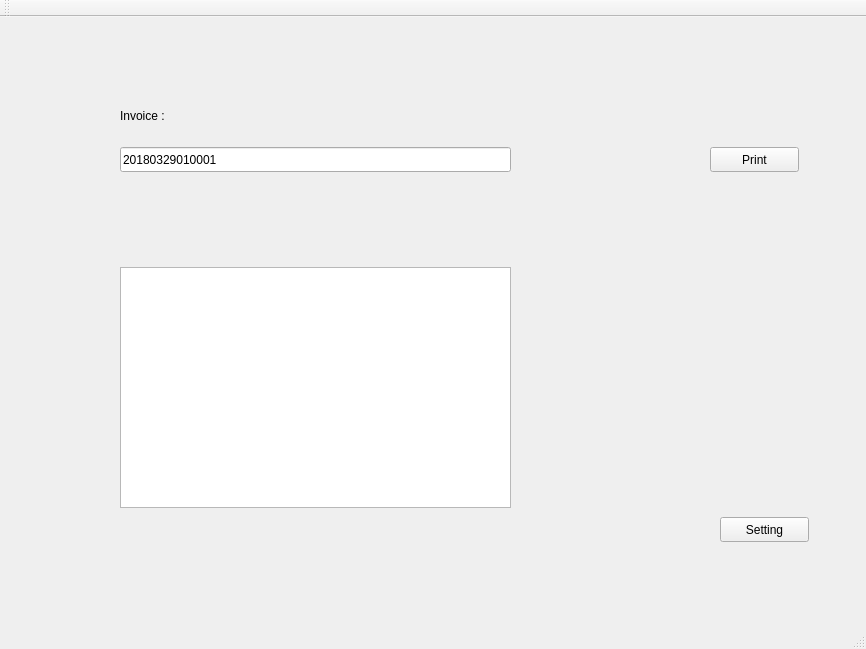
The window that QtPrinter/mainwindow.ui (echo95200/QtWorkSpace) describes before a commit, drawn with Qt 5.
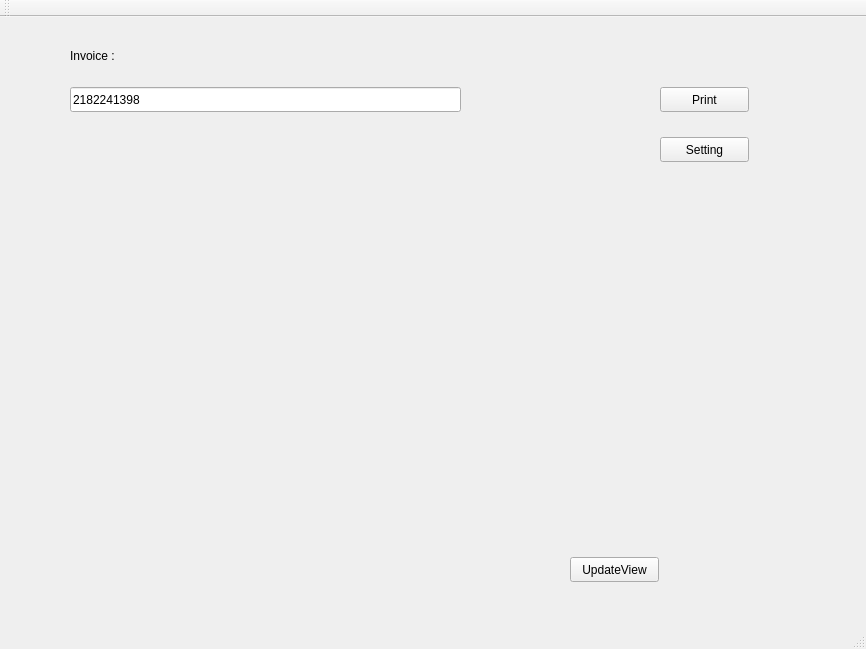
The same window after the commit.

```diff
--- a/QtPrinter/mainwindow.ui
+++ b/QtPrinter/mainwindow.ui
@@ -17,21 +17,21 @@
    <widget class="QLineEdit" name="lineEditFacture">
     <property name="geometry">
      <rect>
-      <x>120</x>
-      <y>130</y>
+      <x>70</x>
+      <y>70</y>
       <width>391</width>
       <height>25</height>
      </rect>
     </property>
     <property name="text">
-     <string>20180329010001</string>
+     <string>2182241398</string>
     </property>
    </widget>
    <widget class="QLabel" name="label">
     <property name="geometry">
      <rect>
-      <x>120</x>
-      <y>90</y>
+      <x>70</x>
+      <y>30</y>
       <width>67</width>
       <height>17</height>
      </rect>
@@ -43,8 +43,8 @@
    <widget class="QPushButton" name="pushButtonPrint">
     <property name="geometry">
      <rect>
-      <x>710</x>
-      <y>130</y>
+      <x>660</x>
+      <y>70</y>
       <width>89</width>
       <height>25</height>
      </rect>
@@ -56,8 +56,8 @@
    <widget class="QPushButton" name="pushButtonSetting">
     <property name="geometry">
      <rect>
-      <x>720</x>
-      <y>500</y>
+      <x>660</x>
+      <y>120</y>
       <width>89</width>
       <height>25</height>
      </rect>
@@ -66,13 +66,26 @@
      <string>Setting</string>
     </property>
    </widget>
-   <widget class="QTableWidget" name="tableWidget">
+   <widget class="QPushButton" name="pushButtonUpdateView">
     <property name="geometry">
      <rect>
-      <x>120</x>
-      <y>250</y>
-      <width>391</width>
-      <height>241</height>
+      <x>570</x>
+      <y>540</y>
+      <width>89</width>
+      <height>25</height>
+     </rect>
+    </property>
+    <property name="text">
+     <string>UpdateView</string>
+    </property>
+   </widget>
+   <widget class="QWidget" name="widgetShow" native="true">
+    <property name="geometry">
+     <rect>
+      <x>70</x>
+      <y>180</y>
+      <width>681</width>
+      <height>351</height>
      </rect>
     </property>
    </widget>
```
